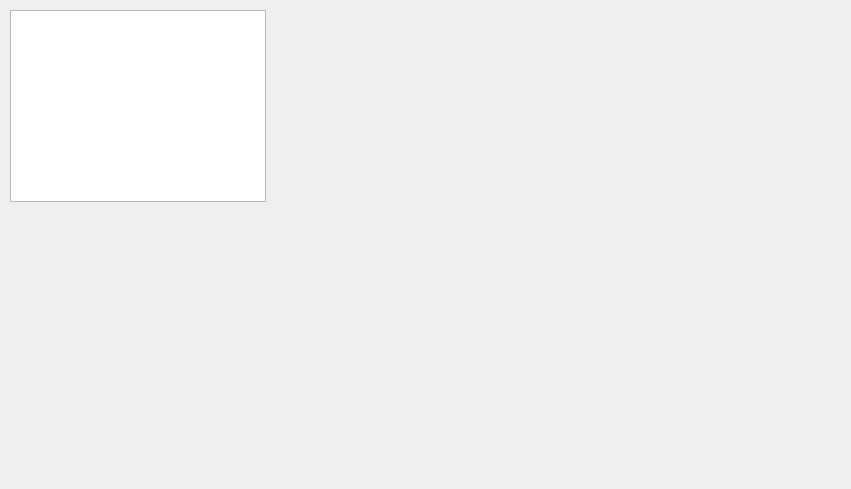
Above: Ploteus/create_table.ui from Atsanda/Ploteus before the change. Below: the same form after it.
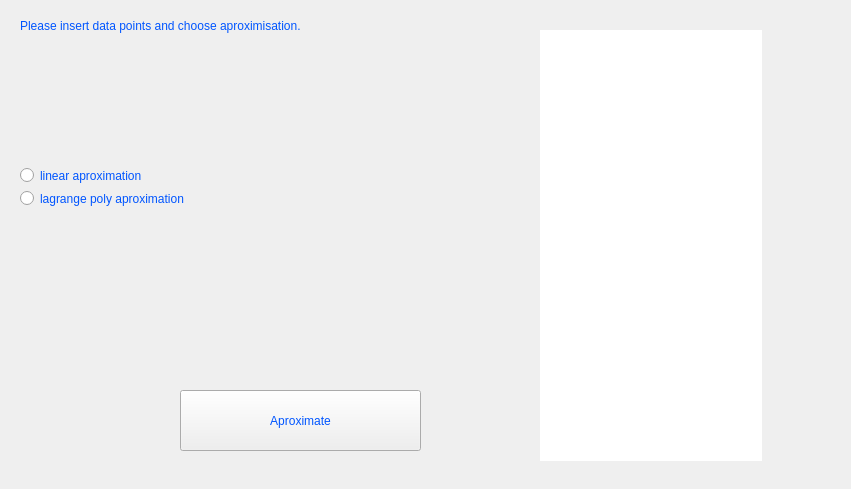
That is the form after the change. Icons and pictures are not drawn.

Commit message: Create table page was added

Patch:
```diff
--- a/Ploteus/create_table.ui
+++ b/Ploteus/create_table.ui
@@ -16,11 +16,98 @@
   <widget class="QTableWidget" name="tableWidget">
    <property name="geometry">
     <rect>
-     <x>10</x>
-     <y>10</y>
-     <width>256</width>
-     <height>192</height>
+     <x>540</x>
+     <y>30</y>
+     <width>222</width>
+     <height>431</height>
     </rect>
+   </property>
+   <property name="frameShape">
+    <enum>QFrame::NoFrame</enum>
+   </property>
+   <property name="sizeAdjustPolicy">
+    <enum>QAbstractScrollArea::AdjustIgnored</enum>
+   </property>
+   <property name="alternatingRowColors">
+    <bool>false</bool>
+   </property>
+   <property name="rowCount">
+    <number>0</number>
+   </property>
+   <property name="columnCount">
+    <number>0</number>
+   </property>
+  </widget>
+  <widget class="QLabel" name="label">
+   <property name="geometry">
+    <rect>
+     <x>20</x>
+     <y>0</y>
+     <width>411</width>
+     <height>51</height>
+    </rect>
+   </property>
+   <property name="styleSheet">
+    <string notr="true">font: 75 12pt &quot;Arial&quot;;
+color: rgb(0, 85, 255);
+</string>
+   </property>
+   <property name="text">
+    <string>Please insert data points and choose aproximisation.</string>
+   </property>
+  </widget>
+  <widget class="QRadioButton" name="radioButton">
+   <property name="geometry">
+    <rect>
+     <x>20</x>
+     <y>160</y>
+     <width>181</width>
+     <height>31</height>
+    </rect>
+   </property>
+   <property name="styleSheet">
+    <string notr="true">color: rgb(0, 85, 255);
+font: 10pt &quot;MS Shell Dlg 2&quot;;
+selection-color: rgb(0, 0, 255);</string>
+   </property>
+   <property name="text">
+    <string>linear aproximation</string>
+   </property>
+  </widget>
+  <widget class="QRadioButton" name="radioButton_2">
+   <property name="geometry">
+    <rect>
+     <x>20</x>
+     <y>190</y>
+     <width>191</width>
+     <height>17</height>
+    </rect>
+   </property>
+   <property name="styleSheet">
+    <string notr="true">color: rgb(0, 85, 255);
+font: 10pt &quot;MS Shell Dlg 2&quot;;
+selection-color: rgb(0, 0, 255);</string>
+   </property>
+   <property name="text">
+    <string>lagrange poly aproximation</string>
+   </property>
+  </widget>
+  <widget class="QPushButton" name="pushButton">
+   <property name="geometry">
+    <rect>
+     <x>180</x>
+     <y>390</y>
+     <width>241</width>
+     <height>61</height>
+    </rect>
+   </property>
+   <property name="styleSheet">
+    <string notr="true">background-image: url(:/window/Button.png);
+color: rgb(0, 85, 255);
+font: 20pt &quot;MS Shell Dlg 2&quot;;</string>
+   </property>
+   <property name="text">
+    <string>Aproximate</string>
    </property>
   </widget>
  </widget>
```
The commit also changes 3 other files.
